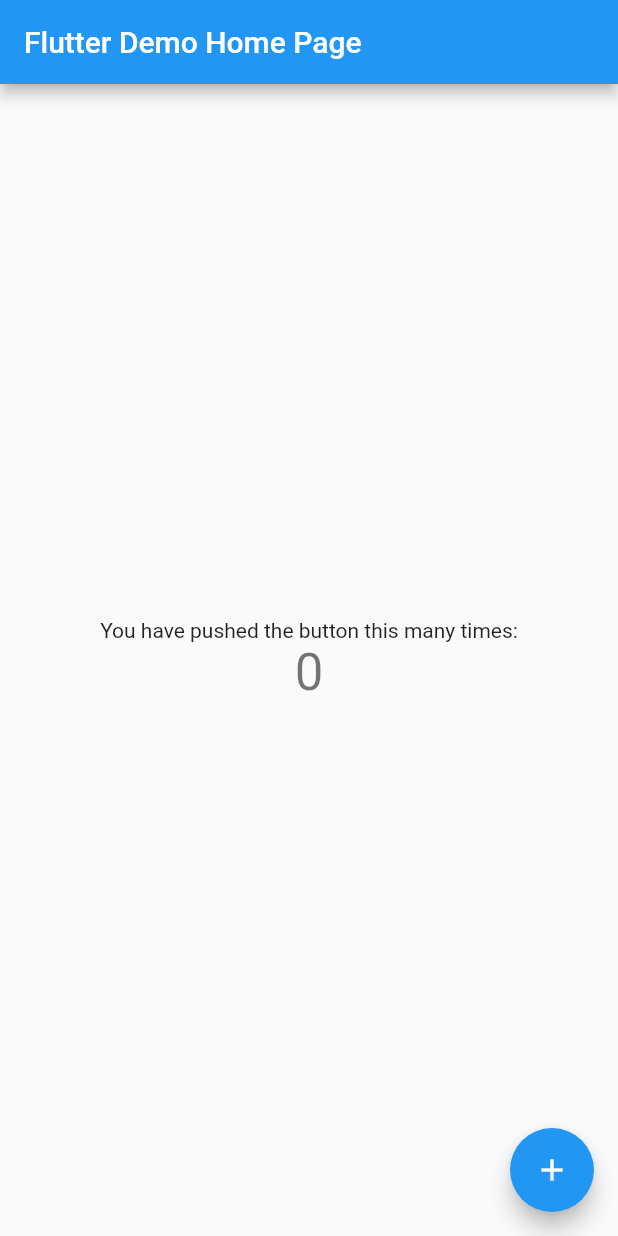
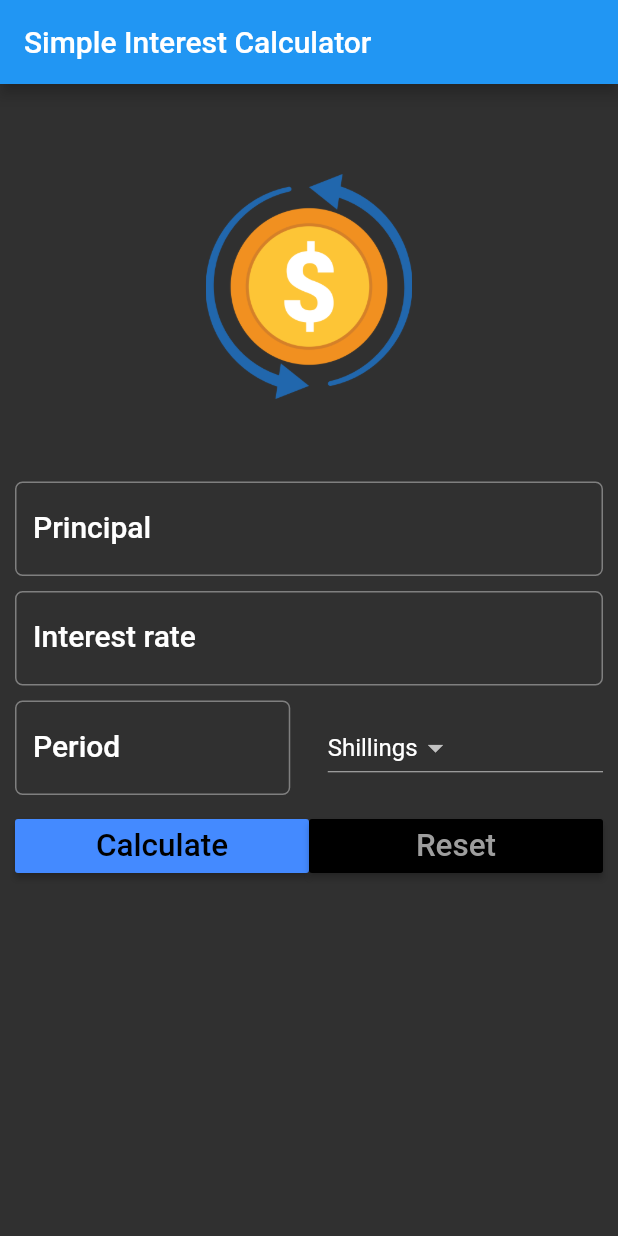
Before and after one commit to mwandotheboss/Simple-Interest-Calculator, a Flutter app: the screen it shows after launch, on a phone screen of 412 x 824 dp. Run offline on Flutter 3.47's test engine with Material 2 defaults, Android fonts, the phone set to English and light mode, and no system bars.

Commit message:
Basically done making a simple interest app in 4 hours

```diff
--- a/lib/main.dart
+++ b/lib/main.dart
@@ -1,111 +1,247 @@
 import 'package:flutter/material.dart';
 
-void main() => runApp(MyApp());
+void main() {
+  runApp(MaterialApp(
+    debugShowCheckedModeBanner: false,
+    title: 'Simple Interest Calculator',
+    home: SIForm(),
+    theme: ThemeData(
+        brightness: Brightness.dark,
+        primaryColor: Colors.blue,
+        accentColor: Colors.blueAccent),
+  ));
+}
 
-class MyApp extends StatelessWidget {
-  // This widget is the root of your application.
+class SIForm extends StatefulWidget {
   @override
-  Widget build(BuildContext context) {
-    return MaterialApp(
-      title: 'Flutter Demo',
-      theme: ThemeData(
-        // This is the theme of your application.
-        //
-        // Try running your application with "flutter run". You'll see the
-        // application has a blue toolbar. Then, without quitting the app, try
-        // changing the primarySwatch below to Colors.green and then invoke
-        // "hot reload" (press "r" in the console where you ran "flutter run",
-        // or simply save your changes to "hot reload" in a Flutter IDE).
-        // Notice that the counter didn't reset back to zero; the application
-        // is not restarted.
-        primarySwatch: Colors.blue,
-      ),
-      home: MyHomePage(title: 'Flutter Demo Home Page'),
-    );
+  State<StatefulWidget> createState() {
+    return _SIFormState();
   }
 }
 
-class MyHomePage extends StatefulWidget {
-  MyHomePage({Key key, this.title}) : super(key: key);
+class _SIFormState extends State<SIForm> {
+  var _formKey = GlobalKey<FormState>();
 
-  // This widget is the home page of your application. It is stateful, meaning
-  // that it has a State object (defined below) that contains fields that affect
-  // how it looks.
+  var _currencies = ['Shillings', 'Dollars', 'Euro', 'Pounds', 'Yen'];
+  final _minimumPadding = 5.0;
 
-  // This class is the configuration for the state. It holds the values (in this
-  // case the title) provided by the parent (in this case the App widget) and
-  // used by the build method of the State. Fields in a Widget subclass are
-  // always marked "final".
-
-  final String title;
+  var _currentItemSelected = '';
 
   @override
-  _MyHomePageState createState() => _MyHomePageState();
-}
+  void initState() {
+    super.initState();
+    _currentItemSelected = _currencies[0];
+  }
 
-class _MyHomePageState extends State<MyHomePage> {
-  int _counter = 0;
+  //Extracting text from the textFields
+  TextEditingController principalController = TextEditingController();
+  TextEditingController interestRateController = TextEditingController();
+  TextEditingController periodController = TextEditingController();
 
-  void _incrementCounter() {
+  var displayResultOfSI = '';
+
+  @override
+  Widget build(BuildContext context) {
+    TextStyle textStyle = Theme.of(context).textTheme.title;
+
+    return Scaffold(
+      resizeToAvoidBottomPadding: false,
+      appBar: AppBar(
+        title: Text("Simple Interest Calculator"),
+      ),
+      body: Form(
+        key: _formKey,
+        child: Padding(
+            padding: EdgeInsets.all(_minimumPadding * 2),
+            child: ListView(
+              children: <Widget>[
+                getImageAsset(),
+                Padding(
+                    padding: EdgeInsets.only(
+                        top: _minimumPadding, bottom: _minimumPadding),
+                    child: TextFormField(
+                      keyboardType: TextInputType.number,
+                      style: textStyle,
+                      controller: principalController,
+                      validator: (String value) {
+                        //Validation logic
+                        if (value.isEmpty) {
+                          return "Please input the principal amount";
+                        }
+                      },
+                      decoration: InputDecoration(
+                          labelText: "Principal",
+                          hintText: "Enter Principal i.e. 123456",
+                          labelStyle: textStyle,
+                          errorStyle: TextStyle(
+                              //color: Colors.yellowAccent,
+                              fontSize: 18.0
+                          ),
+                          border: OutlineInputBorder(
+                              borderRadius: BorderRadius.circular(5.0))),
+                    )),
+                Padding(
+                    padding: EdgeInsets.only(
+                        top: _minimumPadding, bottom: _minimumPadding),
+                    child: TextFormField(
+                      keyboardType: TextInputType.number,
+                      style: textStyle,
+                      controller: interestRateController,
+                      validator: (String value) {
+                        //Validation logic
+                        if (value.isEmpty) {
+                          return "You must enter your interest rate.";
+                        }
+                      },
+                      decoration: InputDecoration(
+                          labelText: "Interest rate",
+                          hintText: "Enter Percentage rate i.e. 16",
+                          labelStyle: textStyle,
+                          errorStyle: TextStyle(
+                            //color: Colors.yellowAccent,
+                              fontSize: 18.0
+                          ),
+                          border: OutlineInputBorder(
+                              borderRadius: BorderRadius.circular(5.0))),
+                    )),
+                Padding(
+                    padding: EdgeInsets.only(
+                        top: _minimumPadding, bottom: _minimumPadding),
+                    child: Row(
+                      children: <Widget>[
+                        Expanded(
+                            child: TextFormField(
+                          keyboardType: TextInputType.number,
+                          style: textStyle,
+                          controller: periodController,
+                              validator: (String value) {
+                                //Validation logic
+                                if (value.isEmpty) {
+                                  return "Please input the period";
+                                }
+                              },
+                          decoration: InputDecoration(
+                              labelText: "Period",
+                              hintText: "Time in years.",
+                              labelStyle: textStyle,
+                              errorStyle: TextStyle(
+                                //color: Colors.yellowAccent,
+                                  fontSize: 18.0
+                              ),
+                              border: OutlineInputBorder(
+                                  borderRadius: BorderRadius.circular(5.0))),
+                        )),
+                        Container(
+                          width: _minimumPadding * 5,
+                        ),
+                        Expanded(
+                            child: DropdownButton<String>(
+                          items: _currencies.map((String value) {
+                            return DropdownMenuItem<String>(
+                              value: value,
+                              child: Text(value),
+                            );
+                          }).toList(),
+                          value: _currentItemSelected,
+                          onChanged: (String newValueSelected) {
+                            _onDropdownItemSelected(newValueSelected);
+                          },
+                        ))
+                      ],
+                    )),
+                Padding(
+                    padding: EdgeInsets.only(
+                        top: _minimumPadding, bottom: _minimumPadding),
+                    child: Row(
+                      children: <Widget>[
+                        Expanded(
+                            child: RaisedButton(
+                          color: Theme.of(context).accentColor,
+                          textColor: Theme.of(context).primaryColorDark,
+                          child: Text(
+                            "Calculate",
+                            textScaleFactor: 1.5,
+                          ),
+                          onPressed: () {
+                            setState(() {
+                              if (_formKey.currentState.validate()) {
+                                this.displayResultOfSI =
+                                    _calculateTotalInterest();
+                              }
+                            });
+                          },
+                        )),
+                        Expanded(
+                            child: RaisedButton(
+                          color: Theme.of(context).primaryColorDark,
+                          textColor: Theme.of(context).primaryColorLight,
+                          child: Text(
+                            "Reset",
+                            textScaleFactor: 1.5,
+                          ),
+                          onPressed: () {
+                            setState(() {
+                              _resetValues();
+                            });
+                          },
+                        )),
+                      ],
+                    )),
+                Padding(
+                  padding: EdgeInsets.only(
+                      top: _minimumPadding, bottom: _minimumPadding),
+                  child: Text(
+                    this.displayResultOfSI,
+                    style: textStyle,
+                  ),
+                )
+              ],
+            )),
+      ),
+    );
+  }
+
+  Widget getImageAsset() {
+    AssetImage assetImage = AssetImage('images/cash.png');
+    Image image = Image(
+      image: assetImage,
+      width: 150.0,
+      height: 150.0,
+    );
+
+    return Container(
+      child: image,
+      margin: EdgeInsets.all(_minimumPadding * 10),
+    );
+  }
+
+  void _onDropdownItemSelected(String newValueSelected) {
     setState(() {
-      // This call to setState tells the Flutter framework that something has
-      // changed in this State, which causes it to rerun the build method below
-      // so that the display can reflect the updated values. If we changed
-      // _counter without calling setState(), then the build method would not be
-      // called again, and so nothing would appear to happen.
-      _counter++;
+      this._currentItemSelected = newValueSelected;
     });
   }
 
-  @override
-  Widget build(BuildContext context) {
-    // This method is rerun every time setState is called, for instance as done
-    // by the _incrementCounter method above.
-    //
-    // The Flutter framework has been optimized to make rerunning build methods
-    // fast, so that you can just rebuild anything that needs updating rather
-    // than having to individually change instances of widgets.
-    return Scaffold(
-      appBar: AppBar(
-        // Here we take the value from the MyHomePage object that was created by
-        // the App.build method, and use it to set our appbar title.
-        title: Text(widget.title),
-      ),
-      body: Center(
-        // Center is a layout widget. It takes a single child and positions it
-        // in the middle of the parent.
-        child: Column(
-          // Column is also a layout widget. It takes a list of children and
-          // arranges them vertically. By default, it sizes itself to fit its
-          // children horizontally, and tries to be as tall as its parent.
-          //
-          // Invoke "debug painting" (press "p" in the console, choose the
-          // "Toggle Debug Paint" action from the Flutter Inspector in Android
-          // Studio, or the "Toggle Debug Paint" command in Visual Studio Code)
-          // to see the wireframe for each widget.
-          //
-          // Column has various properties to control how it sizes itself and
-          // how it positions its children. Here we use mainAxisAlignment to
-          // center the children vertically; the main axis here is the vertical
-          // axis because Columns are vertical (the cross axis would be
-          // horizontal).
-          mainAxisAlignment: MainAxisAlignment.center,
-          children: <Widget>[
-            Text(
-              'You have pushed the button this many times:',
-            ),
-            Text(
-              '$_counter',
-              style: Theme.of(context).textTheme.display1,
-            ),
-          ],
-        ),
-      ),
-      floatingActionButton: FloatingActionButton(
-        onPressed: _incrementCounter,
-        tooltip: 'Increment',
-        child: Icon(Icons.add),
-      ), // This trailing comma makes auto-formatting nicer for build methods.
-    );
+  String _calculateTotalInterest() {
+    //Convert all strings to double
+    double principal = double.parse(principalController.text);
+    double interestRate = double.parse(interestRateController.text);
+    double _period = double.parse(periodController.text);
+
+    //Calculate SI now
+    double totalAmountPayable =
+        principal + (principal * interestRate * _period) / 100;
+
+    String result = "You are investing an amount of $principal for $_period "
+        "years. \nEventually your investment  then will be: \n"
+        "     $totalAmountPayable $_currentItemSelected";
+    return result;
+  }
+
+  void _resetValues() {
+    principalController.text = '';
+    interestRateController.text = '';
+    periodController.text = '';
+    displayResultOfSI = '';
+    _currentItemSelected = _currencies[0];
   }
 }
```
Also changed, not shown: pubspec.yaml (+4 -3 lines), images/cash.png (added), 1 other file.
